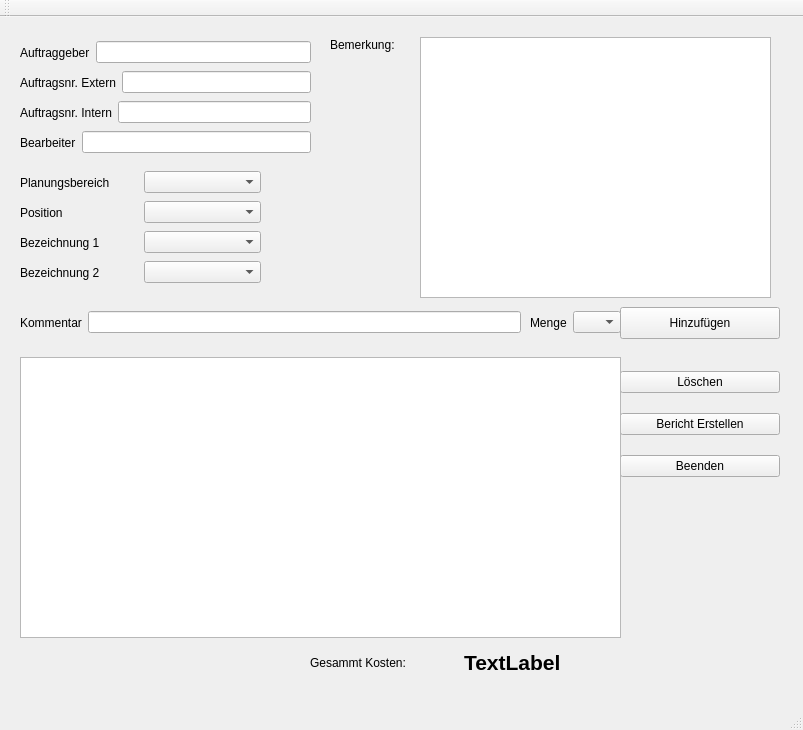
Before: the Qt Designer form AW-GUI.ui in DarkJumper/AW-Tool, drawn with Qt 5.
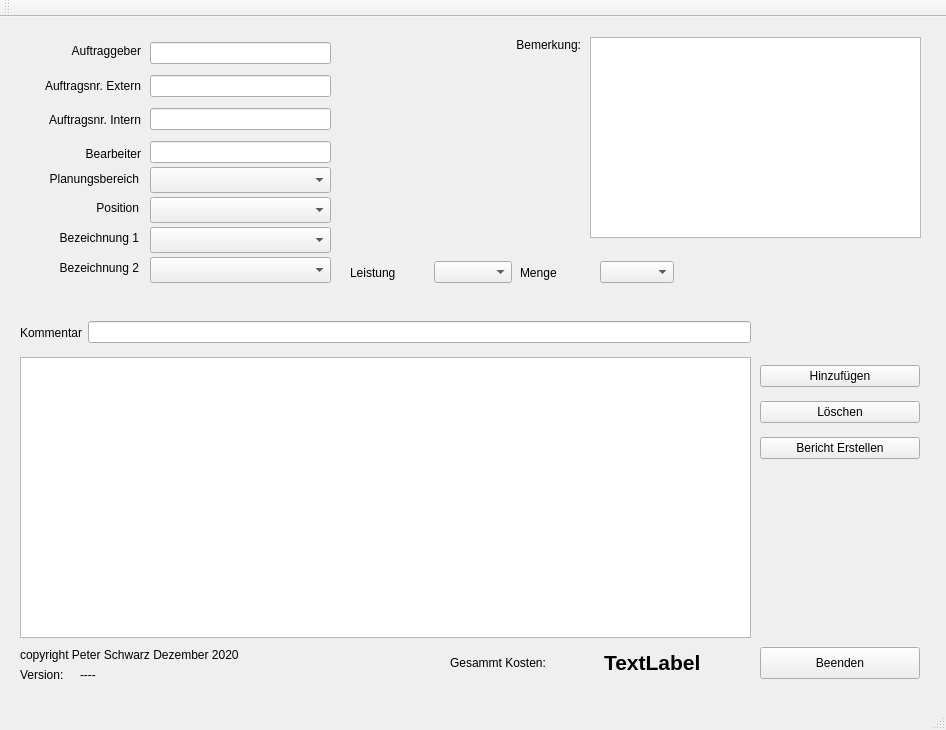
After: the same form once the commit is applied.

Commit message: unterteilung geändert version hinzugefügt!

Patch:
```diff
--- a/AW-GUI.ui
+++ b/AW-GUI.ui
@@ -6,7 +6,7 @@
    <rect>
     <x>0</x>
     <y>0</y>
-    <width>803</width>
+    <width>946</width>
     <height>730</height>
    </rect>
   </property>
@@ -14,82 +14,23 @@
    <string>MainWindow</string>
   </property>
   <widget class="QWidget" name="centralwidget">
-   <widget class="QWidget" name="horizontalLayoutWidget">
-    <property name="geometry">
-     <rect>
-      <x>20</x>
-      <y>80</y>
-      <width>291</width>
-      <height>31</height>
-     </rect>
-    </property>
-    <layout class="QHBoxLayout" name="horizontalLayout">
-     <item>
-      <widget class="QLabel" name="label_intern">
-       <property name="text">
-        <string>Auftragsnr. Intern</string>
-       </property>
-      </widget>
-     </item>
-     <item>
-      <widget class="QLineEdit" name="lineEdit_intern"/>
-     </item>
-    </layout>
-   </widget>
-   <widget class="QWidget" name="horizontalLayoutWidget_2">
-    <property name="geometry">
-     <rect>
-      <x>20</x>
-      <y>50</y>
-      <width>291</width>
-      <height>31</height>
-     </rect>
-    </property>
-    <layout class="QHBoxLayout" name="horizontalLayout_2">
-     <item>
-      <widget class="QLabel" name="label_Extern">
-       <property name="text">
-        <string>Auftragsnr. Extern</string>
-       </property>
-      </widget>
-     </item>
-     <item>
-      <widget class="QLineEdit" name="lineEdit_Extern"/>
-     </item>
-    </layout>
-   </widget>
-   <widget class="QWidget" name="horizontalLayoutWidget_3">
-    <property name="geometry">
-     <rect>
-      <x>20</x>
-      <y>20</y>
-      <width>291</width>
-      <height>31</height>
-     </rect>
-    </property>
-    <layout class="QHBoxLayout" name="horizontalLayout_3">
-     <item>
-      <widget class="QLabel" name="label_Auftraggeber">
-       <property name="text">
-        <string>Auftraggeber</string>
-       </property>
-      </widget>
-     </item>
-     <item>
-      <widget class="QLineEdit" name="lineEdit_Auftraggeber"/>
-     </item>
-    </layout>
-   </widget>
    <widget class="QWidget" name="verticalLayoutWidget">
     <property name="geometry">
      <rect>
-      <x>620</x>
+      <x>760</x>
       <y>340</y>
       <width>160</width>
-      <height>134</height>
+      <height>111</height>
      </rect>
     </property>
     <layout class="QVBoxLayout" name="verticalLayout">
+     <item>
+      <widget class="QPushButton" name="pushButton_hinzufgen">
+       <property name="text">
+        <string>Hinzufügen</string>
+       </property>
+      </widget>
+     </item>
      <item>
       <widget class="QPushButton" name="pushButton_loeschen">
        <property name="text">
@@ -104,21 +45,14 @@
        </property>
       </widget>
      </item>
-     <item>
-      <widget class="QPushButton" name="pushButton_beenden">
-       <property name="text">
-        <string>Beenden</string>
-       </property>
-      </widget>
-     </item>
     </layout>
    </widget>
    <widget class="QWidget" name="horizontalLayoutWidget_4">
     <property name="geometry">
      <rect>
       <x>20</x>
-      <y>290</y>
-      <width>501</width>
+      <y>300</y>
+      <width>731</width>
       <height>31</height>
      </rect>
     </property>
@@ -128,6 +62,9 @@
        <property name="text">
         <string>Kommentar</string>
        </property>
+       <property name="alignment">
+        <set>Qt::AlignRight|Qt::AlignTrailing|Qt::AlignVCenter</set>
+       </property>
       </widget>
      </item>
      <item>
@@ -135,47 +72,12 @@
      </item>
     </layout>
    </widget>
-   <widget class="QPushButton" name="pushButton_hinzufgen">
-    <property name="geometry">
-     <rect>
-      <x>620</x>
-      <y>290</y>
-      <width>160</width>
-      <height>32</height>
-     </rect>
-    </property>
-    <property name="text">
-     <string>Hinzufügen</string>
-    </property>
-   </widget>
-   <widget class="QWidget" name="horizontalLayoutWidget_5">
-    <property name="geometry">
-     <rect>
-      <x>20</x>
-      <y>240</y>
-      <width>241</width>
-      <height>31</height>
-     </rect>
-    </property>
-    <layout class="QHBoxLayout" name="horizontalLayout_5">
-     <item>
-      <widget class="QLabel" name="label_bezeichner2">
-       <property name="text">
-        <string>Bezeichnung 2</string>
-       </property>
-      </widget>
-     </item>
-     <item>
-      <widget class="QComboBox" name="comboBox_bezeichner2"/>
-     </item>
-    </layout>
-   </widget>
    <widget class="QWidget" name="horizontalLayoutWidget_6">
     <property name="geometry">
      <rect>
-      <x>530</x>
-      <y>290</y>
-      <width>91</width>
+      <x>520</x>
+      <y>240</y>
+      <width>154</width>
       <height>31</height>
      </rect>
     </property>
@@ -188,80 +90,14 @@
       </widget>
      </item>
      <item>
-      <widget class="QComboBox" name="comboBox_bereich_2"/>
-     </item>
-    </layout>
-   </widget>
-   <widget class="QWidget" name="horizontalLayoutWidget_7">
-    <property name="geometry">
-     <rect>
-      <x>20</x>
-      <y>150</y>
-      <width>241</width>
-      <height>31</height>
-     </rect>
-    </property>
-    <layout class="QHBoxLayout" name="horizontalLayout_7">
-     <item>
-      <widget class="QLabel" name="label_bereich">
-       <property name="text">
-        <string>Planungsbereich</string>
-       </property>
-      </widget>
-     </item>
-     <item>
-      <widget class="QComboBox" name="comboBox_bereich"/>
-     </item>
-    </layout>
-   </widget>
-   <widget class="QWidget" name="horizontalLayoutWidget_8">
-    <property name="geometry">
-     <rect>
-      <x>20</x>
-      <y>180</y>
-      <width>241</width>
-      <height>31</height>
-     </rect>
-    </property>
-    <layout class="QHBoxLayout" name="horizontalLayout_8">
-     <item>
-      <widget class="QLabel" name="label_position">
-       <property name="text">
-        <string>Position</string>
-       </property>
-      </widget>
-     </item>
-     <item>
-      <widget class="QComboBox" name="comboBox_position"/>
-     </item>
-    </layout>
-   </widget>
-   <widget class="QWidget" name="horizontalLayoutWidget_9">
-    <property name="geometry">
-     <rect>
-      <x>20</x>
-      <y>110</y>
-      <width>291</width>
-      <height>31</height>
-     </rect>
-    </property>
-    <layout class="QHBoxLayout" name="horizontalLayout_9">
-     <item>
-      <widget class="QLabel" name="label_bearbeiter">
-       <property name="text">
-        <string>Bearbeiter</string>
-       </property>
-      </widget>
-     </item>
-     <item>
-      <widget class="QLineEdit" name="lineEdit_bearbeiter"/>
+      <widget class="QComboBox" name="comboBox_menge"/>
      </item>
     </layout>
    </widget>
    <widget class="QWidget" name="horizontalLayoutWidget_10">
     <property name="geometry">
      <rect>
-      <x>310</x>
+      <x>450</x>
       <y>630</y>
       <width>301</width>
       <height>31</height>
@@ -294,34 +130,12 @@
      </item>
     </layout>
    </widget>
-   <widget class="QWidget" name="horizontalLayoutWidget_11">
-    <property name="geometry">
-     <rect>
-      <x>20</x>
-      <y>210</y>
-      <width>241</width>
-      <height>31</height>
-     </rect>
-    </property>
-    <layout class="QHBoxLayout" name="horizontalLayout_11">
-     <item>
-      <widget class="QLabel" name="label_bezeichner1">
-       <property name="text">
-        <string>Bezeichnung 1</string>
-       </property>
-      </widget>
-     </item>
-     <item>
-      <widget class="QComboBox" name="comboBox_bezeichner1"/>
-     </item>
-    </layout>
-   </widget>
    <widget class="QTableWidget" name="tableWidget">
     <property name="geometry">
      <rect>
       <x>20</x>
       <y>340</y>
-      <width>601</width>
+      <width>731</width>
       <height>281</height>
      </rect>
     </property>
@@ -329,7 +143,7 @@
    <widget class="QLabel" name="label">
     <property name="geometry">
      <rect>
-      <x>330</x>
+      <x>500</x>
       <y>20</y>
       <width>81</width>
       <height>16</height>
@@ -338,17 +152,277 @@
     <property name="text">
      <string>Bemerkung:</string>
     </property>
+    <property name="alignment">
+     <set>Qt::AlignRight|Qt::AlignTrailing|Qt::AlignVCenter</set>
+    </property>
    </widget>
    <widget class="QTextBrowser" name="textBrowser">
     <property name="geometry">
      <rect>
-      <x>420</x>
+      <x>590</x>
       <y>20</y>
-      <width>351</width>
-      <height>261</height>
+      <width>331</width>
+      <height>201</height>
      </rect>
     </property>
    </widget>
+   <widget class="QWidget" name="horizontalLayoutWidget_12">
+    <property name="geometry">
+     <rect>
+      <x>350</x>
+      <y>240</y>
+      <width>162</width>
+      <height>31</height>
+     </rect>
+    </property>
+    <layout class="QHBoxLayout" name="horizontalLayout_12">
+     <item>
+      <widget class="QLabel" name="label_leistung">
+       <property name="text">
+        <string>Leistung</string>
+       </property>
+      </widget>
+     </item>
+     <item>
+      <widget class="QComboBox" name="comboBox_Leistung"/>
+     </item>
+    </layout>
+   </widget>
+   <widget class="QWidget" name="verticalLayoutWidget_2">
+    <property name="geometry">
+     <rect>
+      <x>20</x>
+      <y>20</y>
+      <width>121</width>
+      <height>131</height>
+     </rect>
+    </property>
+    <layout class="QVBoxLayout" name="verticalLayout_2">
+     <item>
+      <widget class="QLabel" name="label_Auftraggeber">
+       <property name="text">
+        <string>Auftraggeber</string>
+       </property>
+       <property name="alignment">
+        <set>Qt::AlignRight|Qt::AlignTrailing|Qt::AlignVCenter</set>
+       </property>
+      </widget>
+     </item>
+     <item>
+      <widget class="QLabel" name="label_Extern">
+       <property name="text">
+        <string>Auftragsnr. Extern</string>
+       </property>
+       <property name="alignment">
+        <set>Qt::AlignRight|Qt::AlignTrailing|Qt::AlignVCenter</set>
+       </property>
+      </widget>
+     </item>
+     <item>
+      <widget class="QLabel" name="label_intern">
+       <property name="text">
+        <string>Auftragsnr. Intern</string>
+       </property>
+       <property name="alignment">
+        <set>Qt::AlignRight|Qt::AlignTrailing|Qt::AlignVCenter</set>
+       </property>
+      </widget>
+     </item>
+     <item>
+      <widget class="QLabel" name="label_bearbeiter">
+       <property name="text">
+        <string>Bearbeiter</string>
+       </property>
+       <property name="alignment">
+        <set>Qt::AlignRight|Qt::AlignTrailing|Qt::AlignVCenter</set>
+       </property>
+      </widget>
+     </item>
+    </layout>
+   </widget>
+   <widget class="QWidget" name="verticalLayoutWidget_3">
+    <property name="geometry">
+     <rect>
+      <x>150</x>
+      <y>20</y>
+      <width>181</width>
+      <height>131</height>
+     </rect>
+    </property>
+    <layout class="QVBoxLayout" name="verticalLayout_3">
+     <item>
+      <widget class="QLineEdit" name="lineEdit_Auftraggeber"/>
+     </item>
+     <item>
+      <widget class="QLineEdit" name="lineEdit_Extern"/>
+     </item>
+     <item>
+      <widget class="QLineEdit" name="lineEdit_intern"/>
+     </item>
+     <item>
+      <widget class="QLineEdit" name="lineEdit_bearbeiter"/>
+     </item>
+    </layout>
+   </widget>
+   <widget class="QComboBox" name="comboBox_bereich">
+    <property name="geometry">
+     <rect>
+      <x>150</x>
+      <y>150</y>
+      <width>181</width>
+      <height>26</height>
+     </rect>
+    </property>
+   </widget>
+   <widget class="QComboBox" name="comboBox_position">
+    <property name="geometry">
+     <rect>
+      <x>150</x>
+      <y>180</y>
+      <width>181</width>
+      <height>26</height>
+     </rect>
+    </property>
+    <property name="maxVisibleItems">
+     <number>10</number>
+    </property>
+   </widget>
+   <widget class="QComboBox" name="comboBox_bezeichner1">
+    <property name="geometry">
+     <rect>
+      <x>150</x>
+      <y>210</y>
+      <width>181</width>
+      <height>26</height>
+     </rect>
+    </property>
+   </widget>
+   <widget class="QComboBox" name="comboBox_bezeichner2">
+    <property name="geometry">
+     <rect>
+      <x>150</x>
+      <y>240</y>
+      <width>181</width>
+      <height>26</height>
+     </rect>
+    </property>
+   </widget>
+   <widget class="QLabel" name="label_bereich">
+    <property name="geometry">
+     <rect>
+      <x>20</x>
+      <y>150</y>
+      <width>119</width>
+      <height>24</height>
+     </rect>
+    </property>
+    <property name="text">
+     <string>Planungsbereich</string>
+    </property>
+    <property name="alignment">
+     <set>Qt::AlignRight|Qt::AlignTrailing|Qt::AlignVCenter</set>
+    </property>
+   </widget>
+   <widget class="QLabel" name="label_position">
+    <property name="geometry">
+     <rect>
+      <x>20</x>
+      <y>180</y>
+      <width>119</width>
+      <height>21</height>
+     </rect>
+    </property>
+    <property name="text">
+     <string>Position</string>
+    </property>
+    <property name="alignment">
+     <set>Qt::AlignRight|Qt::AlignTrailing|Qt::AlignVCenter</set>
+    </property>
+   </widget>
+   <widget class="QLabel" name="label_bezeichner1">
+    <property name="geometry">
+     <rect>
+      <x>20</x>
+      <y>210</y>
+      <width>119</width>
+      <height>21</height>
+     </rect>
+    </property>
+    <property name="text">
+     <string>Bezeichnung 1</string>
+    </property>
+    <property name="alignment">
+     <set>Qt::AlignRight|Qt::AlignTrailing|Qt::AlignVCenter</set>
+    </property>
+   </widget>
+   <widget class="QLabel" name="label_bezeichner2">
+    <property name="geometry">
+     <rect>
+      <x>20</x>
+      <y>240</y>
+      <width>119</width>
+      <height>21</height>
+     </rect>
+    </property>
+    <property name="text">
+     <string>Bezeichnung 2</string>
+    </property>
+    <property name="alignment">
+     <set>Qt::AlignRight|Qt::AlignTrailing|Qt::AlignVCenter</set>
+    </property>
+   </widget>
+   <widget class="QLabel" name="label_copyright">
+    <property name="geometry">
+     <rect>
+      <x>20</x>
+      <y>630</y>
+      <width>261</width>
+      <height>16</height>
+     </rect>
+    </property>
+    <property name="text">
+     <string>copyright Peter Schwarz Dezember 2020</string>
+    </property>
+   </widget>
+   <widget class="QLabel" name="label_vers">
+    <property name="geometry">
+     <rect>
+      <x>20</x>
+      <y>650</y>
+      <width>61</width>
+      <height>16</height>
+     </rect>
+    </property>
+    <property name="text">
+     <string>Version:</string>
+    </property>
+   </widget>
+   <widget class="QLabel" name="label_version">
+    <property name="geometry">
+     <rect>
+      <x>80</x>
+      <y>650</y>
+      <width>61</width>
+      <height>16</height>
+     </rect>
+    </property>
+    <property name="text">
+     <string>----</string>
+    </property>
+   </widget>
+   <widget class="QPushButton" name="pushButton_beenden">
+    <property name="geometry">
+     <rect>
+      <x>760</x>
+      <y>630</y>
+      <width>160</width>
+      <height>32</height>
+     </rect>
+    </property>
+    <property name="text">
+     <string>Beenden</string>
+    </property>
+   </widget>
   </widget>
   <widget class="QMenuBar" name="menubar">
    <property name="geometry">
```
Left out of the diff: 2 changed lines with no effect on the pictures. The commit also changes 2 other files.
